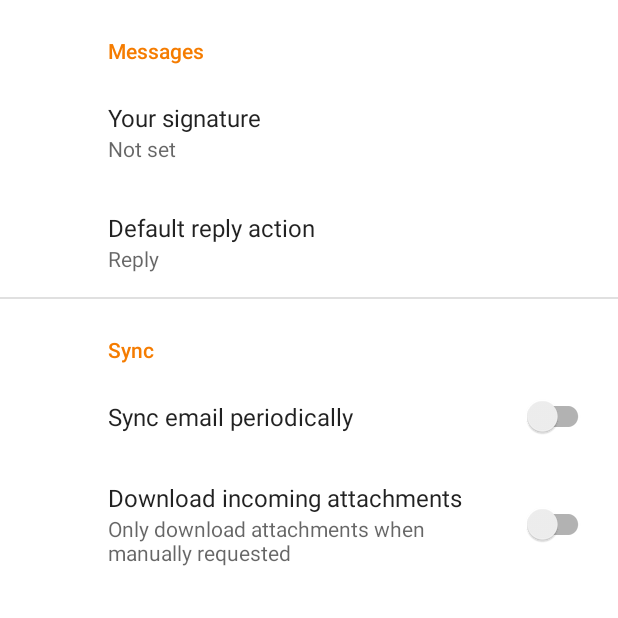
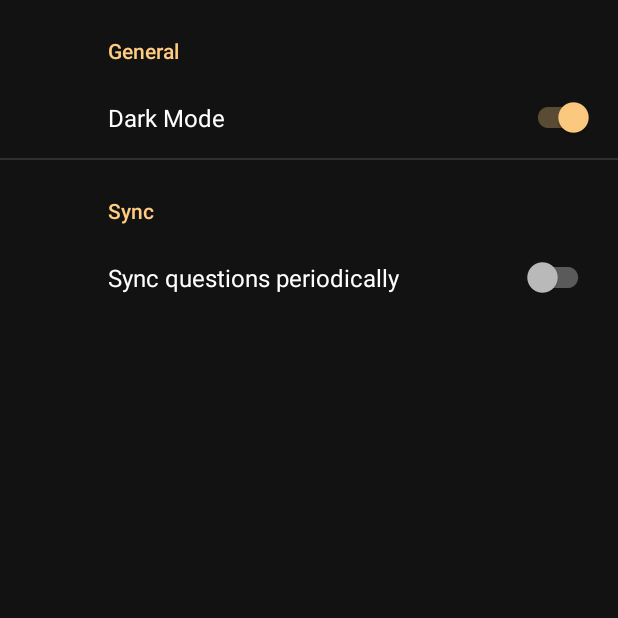
Before and after one commit to aantaya1/Code-Sharp, an Android app: the screen it shows after launch (SettingsActivity), in the options menu, after a tap on "Settings", on a phone screen of 412 x 824 dp, the top half of it. Run offline under Robolectric (Android 15) with nearby library versions, the phone set to English and light mode, and no system bars; our stand-ins replace androidx.preference, navigation-ui.

Commit message:
addded dark mode in settings

```diff
--- a/app/src/main/java/com/aantaya/codesharp/MainActivity.java
+++ b/app/src/main/java/com/aantaya/codesharp/MainActivity.java
@@ -1,6 +1,7 @@
 package com.aantaya.codesharp;
 
 import android.content.Intent;
+import android.content.SharedPreferences;
 import android.graphics.drawable.Drawable;
 import android.os.Bundle;
 import android.view.Menu;
@@ -11,6 +12,7 @@ import android.widget.Toast;
 
 import com.aantaya.codesharp.ui.settings.SettingsActivity;
 import com.aantaya.codesharp.utils.ColorUtils;
+import com.aantaya.codesharp.utils.ThemeHelper;
 import com.google.android.material.bottomnavigation.BottomNavigationView;
 
 import androidx.appcompat.app.AppCompatActivity;
@@ -20,6 +22,7 @@ import androidx.navigation.NavController;
 import androidx.navigation.Navigation;
 import androidx.navigation.ui.AppBarConfiguration;
 import androidx.navigation.ui.NavigationUI;
+import androidx.preference.PreferenceManager;
 
 public class MainActivity extends AppCompatActivity {
 
@@ -28,9 +31,17 @@ public class MainActivity extends AppCompatActivity {
         super.onCreate(savedInstanceState);
         setContentView(R.layout.activity_main);
 
+        //Set the application theme based on the user's prefs
+        SharedPreferences sharedPreferences =
+                PreferenceManager.getDefaultSharedPreferences(this);
+        boolean useDarkMode = sharedPreferences.getBoolean("dark_mode", true);
+        ThemeHelper.applyTheme(useDarkMode);
+
+        //Setup the toolbar
         Toolbar myToolbar = findViewById(R.id.my_toolbar);
         setSupportActionBar(myToolbar);
 
+        //Setup the bottom navigation draws
         BottomNavigationView navView = findViewById(R.id.nav_view);
         // Passing each menu ID as a set of Ids because each
         // menu should be considered as top level destinations.
--- a/app/src/main/java/com/aantaya/codesharp/ui/settings/SettingsActivity.java
+++ b/app/src/main/java/com/aantaya/codesharp/ui/settings/SettingsActivity.java
@@ -4,9 +4,14 @@ import android.os.Bundle;
 
 import androidx.appcompat.app.ActionBar;
 import androidx.appcompat.app.AppCompatActivity;
+import androidx.preference.ListPreference;
+import androidx.preference.Preference;
 import androidx.preference.PreferenceFragmentCompat;
+import androidx.preference.SwitchPreference;
+import androidx.preference.SwitchPreferenceCompat;
 
 import com.aantaya.codesharp.R;
+import com.aantaya.codesharp.utils.ThemeHelper;
 
 public class SettingsActivity extends AppCompatActivity {
 
@@ -28,6 +33,18 @@ public class SettingsActivity extends AppCompatActivity {
         @Override
         public void onCreatePreferences(Bundle savedInstanceState, String rootKey) {
             setPreferencesFromResource(R.xml.root_preferences, rootKey);
+
+            SwitchPreferenceCompat darkModePreference = findPreference("dark_mode");
+            if (darkModePreference != null) {
+                darkModePreference.setOnPreferenceChangeListener(new Preference.OnPreferenceChangeListener() {
+                    @Override
+                    public boolean onPreferenceChange(Preference preference, Object newValue) {
+                        boolean useDarkMode = (Boolean) newValue;
+                        ThemeHelper.applyTheme(useDarkMode);
+                        return true;
+                    }
+                });
+            }
         }
     }
 }
--- a/app/src/main/res/values/strings.xml
+++ b/app/src/main/res/values/strings.xml
@@ -13,17 +13,12 @@
     <string name="title_activity_settings">Settings</string>
 
     <!-- Preference Titles -->
-    <string name="messages_header">Messages</string>
+    <string name="settings_general_header">General</string>
     <string name="sync_header">Sync</string>
 
-    <!-- Messages Preferences -->
-    <string name="signature_title">Your signature</string>
-    <string name="reply_title">Default reply action</string>
+    <!-- General Preferences -->
+    <string name="dark_mode_title">Dark Mode</string>
 
     <!-- Sync Preferences -->
-    <string name="sync_title">Sync email periodically</string>
-    <string name="attachment_title">Download incoming attachments</string>
-    <string name="attachment_summary_on">Automatically download attachments for incoming emails
-    </string>
-    <string name="attachment_summary_off">Only download attachments when manually requested</string>
+    <string name="sync_title">Sync questions periodically</string>
 </resources>
--- a/app/src/main/res/xml/root_preferences.xml
+++ b/app/src/main/res/xml/root_preferences.xml
@@ -1,19 +1,19 @@
 <PreferenceScreen xmlns:app="http://schemas.android.com/apk/res-auto">
 
-    <PreferenceCategory app:title="@string/messages_header">
+    <PreferenceCategory app:title="@string/settings_general_header">
+        <SwitchPreferenceCompat
+            app:key="dark_mode"
+            app:title="@string/dark_mode_title"
+            app:defaultValue="true"/>
 
-        <EditTextPreference
-            app:key="signature"
-            app:title="@string/signature_title"
-            app:useSimpleSummaryProvider="true" />
-
-        <ListPreference
-            app:defaultValue="reply"
-            app:entries="@array/reply_entries"
-            app:entryValues="@array/reply_values"
-            app:key="reply"
-            app:title="@string/reply_title"
-            app:useSimpleSummaryProvider="true" />
+<!--        todo: save as a reference (these are from default android studio)-->
+<!--        <ListPreference-->
+<!--            app:defaultValue="reply"-->
+<!--            app:entries="@array/reply_entries"-->
+<!--            app:entryValues="@array/reply_values"-->
+<!--            app:key="reply"-->
+<!--            app:title="@string/reply_title"-->
+<!--            app:useSimpleSummaryProvider="true" />-->
 
     </PreferenceCategory>
 
@@ -23,12 +23,13 @@
             app:key="sync"
             app:title="@string/sync_title" />
 
-        <SwitchPreferenceCompat
-            app:dependency="sync"
-            app:key="attachment"
-            app:summaryOff="@string/attachment_summary_off"
-            app:summaryOn="@string/attachment_summary_on"
-            app:title="@string/attachment_title" />
+        <!--        todo: save as a reference (these are from default android studio)-->
+<!--        <SwitchPreferenceCompat-->
+<!--            app:dependency="sync"-->
+<!--            app:key="attachment"-->
+<!--            app:summaryOff="@string/attachment_summary_off"-->
+<!--            app:summaryOn="@string/attachment_summary_on"-->
+<!--            app:title="@string/attachment_title" />-->
 
     </PreferenceCategory>
 
```
Also changed, not shown: app/src/main/java/com/aantaya/codesharp/utils/ThemeHelper.java (+5 -19 lines).
